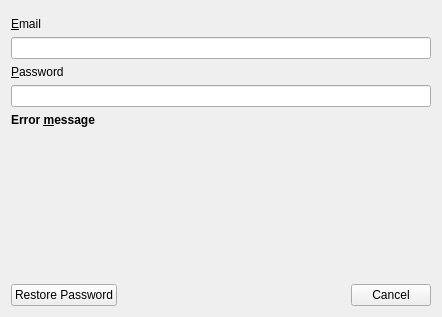
This is src/bin/scenarist-desktop/UserInterfaceLayer/StartUp/LoginDialog.ui in dimkanovikov/KITScenarist as Qt 5 draws it before an edit. The edited form follows.
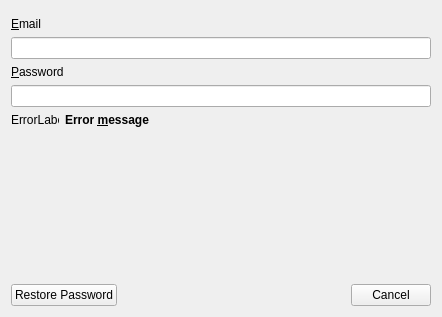
This is the edited form. The open tabs and pages were chosen to show the change. Custom widgets are drawn as their Qt base class.

Commit message: Information icon has been added

Diff of the .ui file:
```diff
--- a/src/bin/scenarist-desktop/UserInterfaceLayer/StartUp/LoginDialog.ui
+++ b/src/bin/scenarist-desktop/UserInterfaceLayer/StartUp/LoginDialog.ui
@@ -82,6 +82,33 @@
         <widget class="PasswordLineEdit" name="loginPasswordEdit"/>
        </item>
        <item>
+        <layout class="QHBoxLayout" name="horizontalLayout">
+         <item>
+          <widget class="QLabel" name="loginErrorIcon">
+           <property name="sizePolicy">
+            <sizepolicy hsizetype="Fixed" vsizetype="Preferred">
+             <horstretch>0</horstretch>
+             <verstretch>0</verstretch>
+            </sizepolicy>
+           </property>
+           <property name="minimumSize">
+            <size>
+             <width>48</width>
+             <height>0</height>
+            </size>
+           </property>
+           <property name="maximumSize">
+            <size>
+             <width>48</width>
+             <height>16777215</height>
+            </size>
+           </property>
+           <property name="text">
+            <string>ErrorLabel</string>
+           </property>
+          </widget>
+         </item>
+         <item>
         <widget class="QLabel" name="loginError">
          <property name="sizePolicy">
           <sizepolicy hsizetype="Preferred" vsizetype="Preferred">
@@ -111,7 +138,7 @@
           <string notr="true"/>
          </property>
          <property name="text">
-          <string>Error &amp;message</string>
+            <string>&lt;html&gt;&lt;head/&gt;&lt;body&gt;&lt;p&gt;Error &amp;amp;message&lt;/p&gt;&lt;/body&gt;&lt;/html&gt;</string>
          </property>
          <property name="textFormat">
           <enum>Qt::AutoText</enum>
@@ -123,6 +150,8 @@
           <cstring>loginEmail</cstring>
          </property>
         </widget>
+         </item>
+        </layout>
        </item>
        <item>
         <spacer name="verticalSpacer_3">
@@ -132,7 +161,7 @@
          <property name="sizeHint" stdset="0">
           <size>
            <width>20</width>
-           <height>105</height>
+           <height>40</height>
           </size>
          </property>
         </spacer>
```
Left out of the diff: 62 changed lines with no effect on the pictures. Lines whose indentation alone changed are shown as unchanged. The commit also changes 2 other files.
